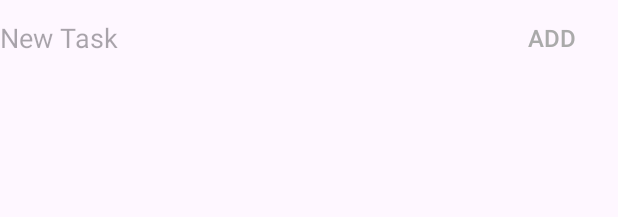
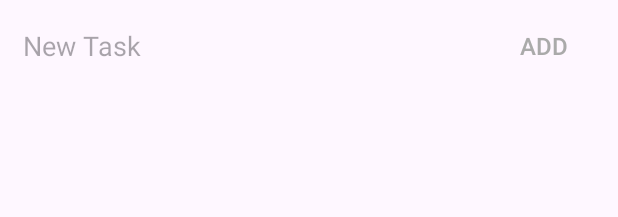
Before and after one commit to kaifmomin2004/TaskNinja, an Android app: the layout new_task.xml on its own in the app's theme, with its tools: preview values and no code run, on a phone screen of 412 x 824 dp. Shown: the top 217 px of the screen. Run offline under Robolectric (Android 15) with nearby library versions, the phone set to English and light mode, and no system bars.

Commit message:
Design Chnages

```diff
--- a/app/src/main/java/com/k2nateam/taskninja/AddNewTask.java
+++ b/app/src/main/java/com/k2nateam/taskninja/AddNewTask.java
@@ -32,7 +32,7 @@ public class AddNewTask extends BottomSheetDialogFragment {
     @Override
     public void onCreate(Bundle savedInstanceState){
         super.onCreate(savedInstanceState);
-        setStyle(STYLE_NORMAL, R.style.DialogStyle);
+//        setStyle(STYLE_NORMAL, R.style.DialogStyle);
     }
     @Override
     public View onCreateView(LayoutInflater inflater , ViewGroup container,Bundle savedInstanceState){
--- a/app/src/main/res/layout/activity_main.xml
+++ b/app/src/main/res/layout/activity_main.xml
@@ -11,7 +11,6 @@
         android:layout_height="wrap_content"
         android:textStyle="bold"
         android:text="Tasks"
-        android:textColor="#ff0000"
         android:layout_marginStart="16dp"
         android:layout_marginBottom="16dp"
         android:layout_marginTop="16dp"
--- a/app/src/main/res/layout/new_task.xml
+++ b/app/src/main/res/layout/new_task.xml
@@ -7,6 +7,9 @@
         android:layout_width="match_parent"
         android:layout_height="50dp"
         android:background="@null"
+        android:layout_marginBottom="5dp"
+        android:layout_marginTop="5dp"
+        android:layout_marginLeft="15dp"
         android:textAppearance="@style/TextAppearance.AppCompat.Medium"
         android:hint="New Task"/>
 
@@ -15,6 +18,7 @@
         android:layout_width="wrap_content"
         android:layout_height="50dp"
         android:layout_alignParentEnd="true"
+        android:layout_margin="5dp"
         android:textSize="16sp"
         android:text="ADD"
         android:backgroundTint="@android:color/transparent"
--- a/app/src/main/res/values-night/themes.xml
+++ b/app/src/main/res/values-night/themes.xml
@@ -1,13 +1,9 @@
 <resources xmlns:tools="http://schemas.android.com/tools">
     <!-- Base application theme. -->
     <style name="Base.Theme.TaskNinja" parent="Theme.Material3.DayNight.NoActionBar">
+        <item name="android:textColor">@color/colorPrimaryDark</item>
         <!-- Customize your dark theme here. -->
         <!-- <item name="colorPrimary">@color/my_dark_primary</item> -->
     </style>
 
-    <style name="DialogStyle" parent="Theme.Design.Light.BottomSheetDialog">
-        <item name="android:windowIsFloating">false</item>
-        <item name="android:statusBarColor">@android:color/transparent</item>
-        <item name="android:windowSoftInputMode">adjustResize</item>
-    </style>
 </resources>
--- a/app/src/main/res/values/colors.xml
+++ b/app/src/main/res/values/colors.xml
@@ -3,5 +3,5 @@
     <color name="black">#FF000000</color>
     <color name="white">#FFFFFFFF</color>
     <color name="colorPrimary">#FF0000</color>
-    <color name="colorPrimaryDark">#8A0000</color>
+    <color name="colorPrimaryDark">#bf0000</color>
 </resources>
```
Also changed, not shown: app/src/main/res/values/themes.xml (+1 -6 lines).
